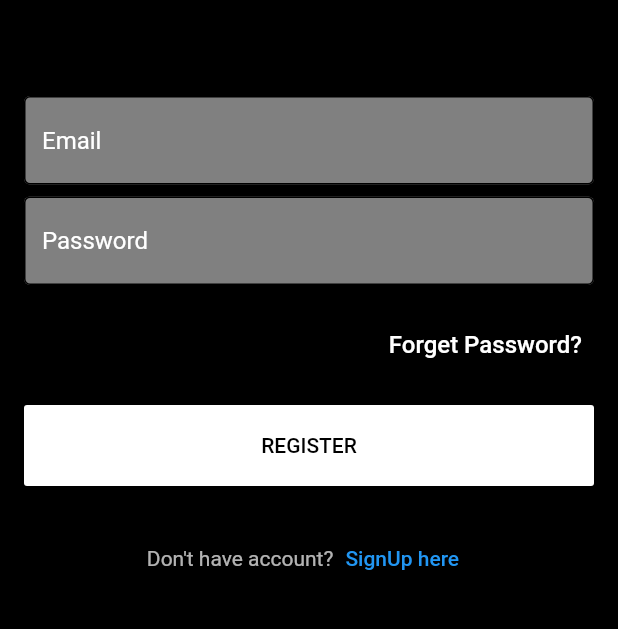
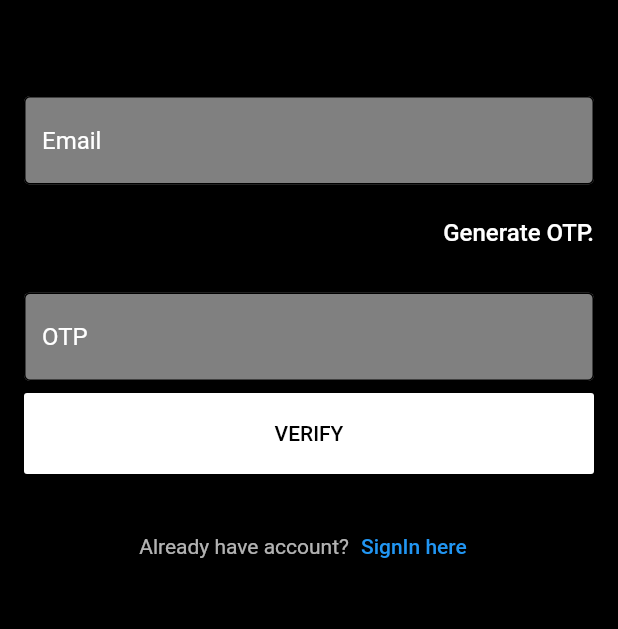
Before and after one commit to digiblade/urban, a Flutter app: the screen it shows after launch, after a tap on "Forget Password?", on a phone screen of 412 x 824 dp, the part 282-911 px from its top. Run offline on Flutter 3.47's test engine with Material 2 defaults, Android fonts, the phone set to English and light mode, and no system bars.

Commit message:
forget pass otp verification

```diff
--- a/lib/main.dart
+++ b/lib/main.dart
@@ -1,4 +1,5 @@
 import 'package:flutter/material.dart';
+import 'package:urban/view/Auth/ForgetPassOtp.dart';
 import 'package:urban/view/Auth/Register.dart';
 import 'component/Button.dart';
 import 'component/InputField.dart';
@@ -86,7 +87,13 @@ class LoginPage extends StatelessWidget {
                       alignment: Alignment.centerRight,
                       child: TextButton(
                         onPressed: () {
-                          print(ctrl.text);
+                          Navigator.push(
+                            context,
+                            MaterialPageRoute(
+                              builder: (BuildContext context) =>
+                                  ForgetPassOtp(),
+                            ),
+                          );
                         },
                         child: Text(
                           "Forget Password?",
--- a/lib/view/Auth/ForgetPassOtp.dart
+++ b/lib/view/Auth/ForgetPassOtp.dart
@@ -1 +1,117 @@
 import 'package:flutter/material.dart';
+import 'package:urban/component/Button.dart';
+import 'package:urban/component/InputField.dart';
+
+import '../../main.dart';
+
+class ForgetPassOtp extends StatelessWidget {
+  ForgetPassOtp({Key key}) : super(key: key);
+  final TextEditingController ctrl = TextEditingController();
+  @override
+  Widget build(BuildContext context) {
+    return Scaffold(
+      backgroundColor: Colors.black,
+      body: SingleChildScrollView(
+        child: Column(
+          mainAxisAlignment: MainAxisAlignment.spaceBetween,
+          mainAxisSize: MainAxisSize.max,
+          children: [
+            Container(
+              child: Column(
+                children: [
+                  Padding(
+                    padding: EdgeInsets.only(
+                      top: 80,
+                    ),
+                    child: Center(
+                      child: CircleAvatar(
+                        backgroundImage:
+                            Image.asset("assets/logo/logo.jpg").image,
+                        radius: 54,
+                      ),
+                    ),
+                  ),
+                  Padding(
+                    padding: EdgeInsets.only(
+                      top: 64,
+                      left: 16,
+                      right: 16,
+                    ),
+                    child: InputField(
+                      controller: ctrl,
+                      borderRadius: 4,
+                      textColor: Colors.white,
+                      bgColor: Colors.white.withOpacity(0.5),
+                      hintText: "Email",
+                    ),
+                  ),
+                  Padding(
+                    padding: const EdgeInsets.all(8.0),
+                    child: Align(
+                      alignment: Alignment.centerRight,
+                      child: TextButton(
+                        onPressed: () {
+                          print(ctrl.text);
+                        },
+                        child: Text(
+                          "Generate OTP.",
+                          style: TextStyle(
+                            color: Colors.white,
+                            fontSize: 16,
+                          ),
+                        ),
+                      ),
+                    ),
+                  ),
+                  Padding(
+                    padding: EdgeInsets.only(
+                      left: 16,
+                      right: 16,
+                      top: 8,
+                      bottom: 8,
+                    ),
+                    child: InputField(
+                      controller: ctrl,
+                      borderRadius: 4,
+                      textColor: Colors.white,
+                      bgColor: Colors.white.withOpacity(0.5),
+                      hintText: "OTP",
+                    ),
+                  ),
+                  Padding(
+                    padding: const EdgeInsets.symmetric(horizontal: 16.0),
+                    child: Button1(
+                      onPressed: () {},
+                      text: "Verify".toUpperCase(),
+                      height: 54,
+                    ),
+                  ),
+                ],
+              ),
+            ),
+            Align(
+              alignment: Alignment.bottomCenter,
+              child: Padding(
+                padding: const EdgeInsets.symmetric(vertical: 24.0),
+                child: MixedButton(
+                  onPressed: () {
+                    Navigator.push(
+                      context,
+                      MaterialPageRoute(
+                        builder: (BuildContext context) => MyApp(),
+                      ),
+                    );
+                  },
+                  text: "Already have account?",
+                  textColor: Colors.white.withOpacity(0.7),
+                  clickText: "SignIn here",
+                  clickColor: Colors.blue,
+                ),
+              ),
+            )
+          ],
+        ),
+      ),
+    );
+  }
+}
--- a/lib/view/Auth/OtpVerification.dart
+++ b/lib/view/Auth/OtpVerification.dart
@@ -41,7 +41,7 @@ class OtpVarification extends StatelessWidget {
                       borderRadius: 4,
                       textColor: Colors.white,
                       bgColor: Colors.white.withOpacity(0.5),
-                      hintText: "Otp",
+                      hintText: "OTP",
                     ),
                   ),
                   Padding(
```
